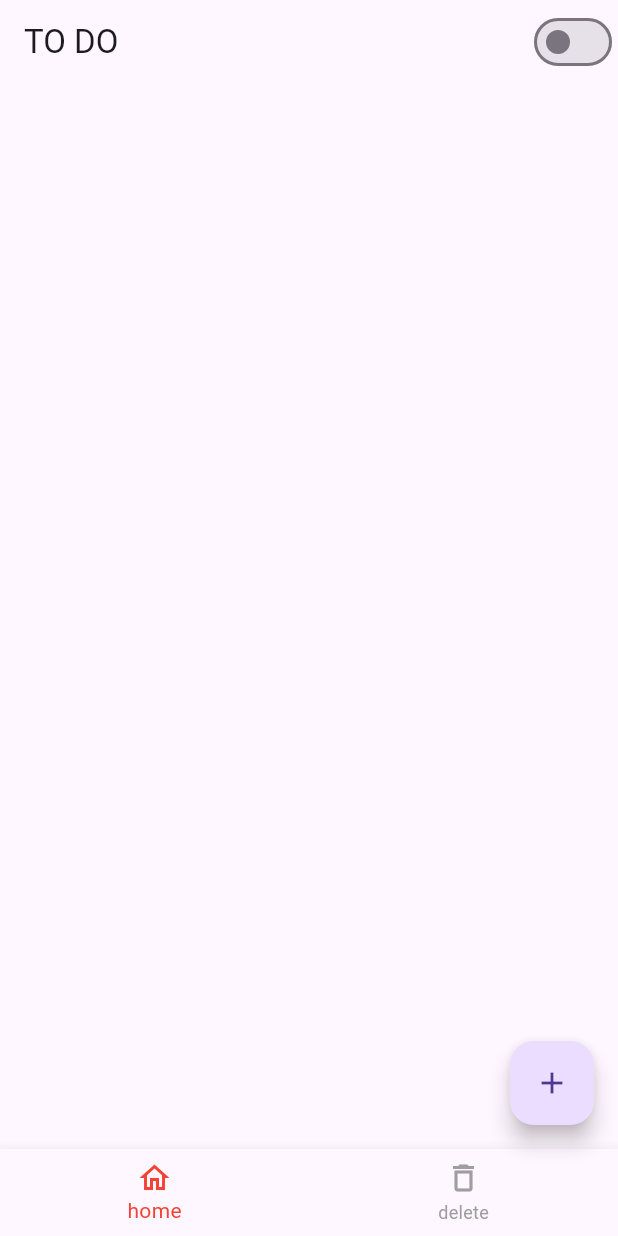
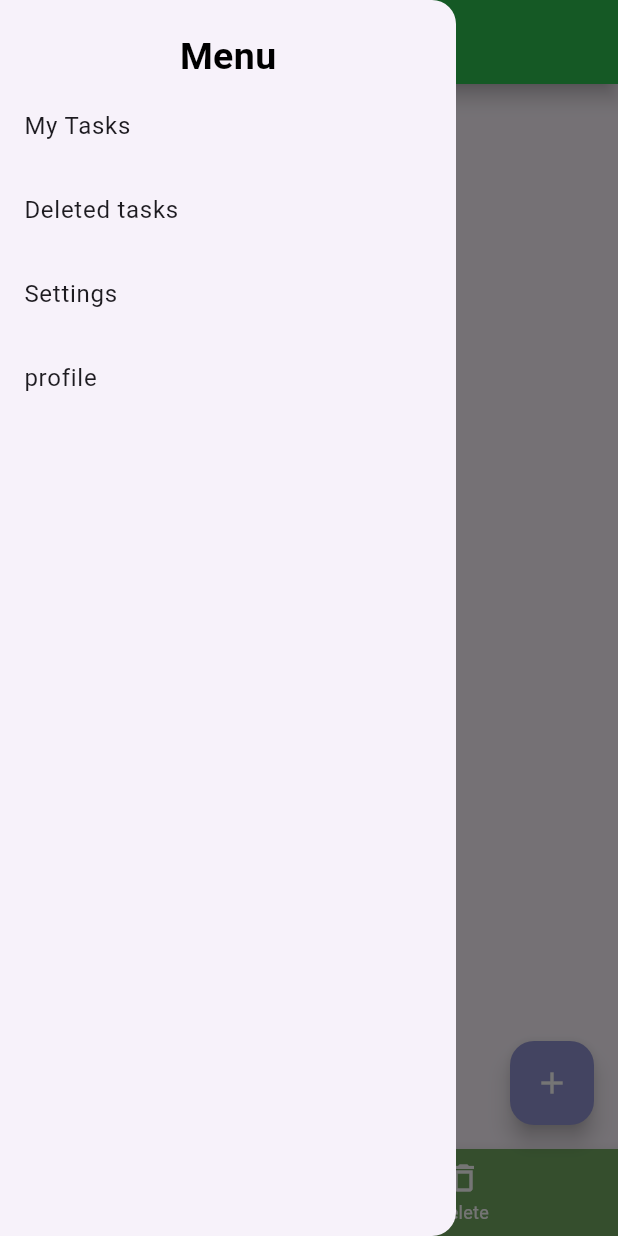
Before and after one commit to muhammed-shadil/Todo_, a Flutter app: the screen it shows after launch, with the side drawer open (before the commit the screen has no drawer), on a phone screen of 412 x 824 dp. Run offline on Flutter 3.47's test engine with Material 3 defaults, Android fonts, the phone set to English and light mode, and no system bars; our stand-ins replace get, hive, hive_flutter; accounts and stored records are empty.

Commit message:
add drawer

```diff
--- a/lib/controller/services.dart
+++ b/lib/controller/services.dart
@@ -4,7 +4,7 @@ import 'package:todo_final/model/todomodel.dart';
 class Services {
   final String _boxName = "todoBox";
 
-  Future<Box<TodoModel>> get _box async =>
+   Future<Box<TodoModel>> get _box async =>
       await Hive.openBox<TodoModel>(_boxName);
 
   Future<void> addTodo(TodoModel item) async {
@@ -39,4 +39,5 @@ class Services {
     var deletedBox = await Hive.openBox<TodoModel>('deletedTodoBox');
     await deletedBox.deleteAt(index);
   }
+
 }
--- a/lib/main.dart
+++ b/lib/main.dart
@@ -1,14 +1,15 @@
 import 'package:flutter/material.dart';
+import 'package:get/get_navigation/src/root/get_material_app.dart';
 import 'package:hive_flutter/adapters.dart';
 import 'package:todo_final/controller/services.dart';
 import 'package:todo_final/model/todomodel.dart';
 import 'package:todo_final/view/homepage.dart';
+import 'package:todo_final/view/widgets/apptheme.dart';
 
 Future<void> main() async {
   await Hive.initFlutter();
   Hive.registerAdapter(TodoModelAdapter());
   await Hive.openBox('settings');
-
   await Hive.openBox<TodoModel>('deletedTodoBox');
   runApp(MyApp());
 }
@@ -24,20 +25,16 @@ class MyApp extends StatelessWidget {
       valueListenable: Hive.box('settings').listenable(),
       builder: (context, box, child) {
         final isDark = box.get('isDark', defaultValue: false);
-        return MaterialApp(
+        return GetMaterialApp(
           debugShowCheckedModeBanner: false,
-          theme: isDark ? ThemeData.dark() : ThemeData.light(),
+          theme: isDark ? AppThemes.appThemeData[AppTheme.darkTheme] : AppThemes.appThemeData[AppTheme.lightTheme],
           home: FutureBuilder(
-            future: _todoService.getAllTodo(),
-            builder: (BuildContext context,
-                AsyncSnapshot<List<TodoModel>> snapshot) {
-              if (snapshot.connectionState == ConnectionState.done) {
-                return const HomePage();
-              } else {
-                return const CircularProgressIndicator();
-              }
-            },
-          ),
+              future: _todoService.getAllTodo(),
+              builder: (BuildContext context,
+                      AsyncSnapshot<List<TodoModel>> snapshot) =>
+                  (snapshot.connectionState == ConnectionState.done)
+                      ? const HomePage()
+                      : const CircularProgressIndicator()),
         );
       },
     );
--- a/lib/model/todomodel.dart
+++ b/lib/model/todomodel.dart
@@ -8,6 +8,8 @@ class TodoModel {
 
   @HiveField(1)
   bool isComplete;
+  @HiveField(2)
+  final String age;
 
-  TodoModel(this.title, {this.isComplete = false});
+  TodoModel(this.title, this.age, {this.isComplete = false});
 }
--- a/lib/view/homepage.dart
+++ b/lib/view/homepage.dart
@@ -2,6 +2,7 @@ import 'package:flutter/material.dart';
 import 'package:hive_flutter/adapters.dart';
 import 'package:todo_final/controller/services.dart';
 import 'package:todo_final/view/widgets/delete.dart';
+import 'package:todo_final/view/widgets/drawer.dart';
 import 'package:todo_final/view/widgets/floating_button.dart';
 import 'package:todo_final/view/widgets/taskpage.dart';
 
@@ -18,6 +19,7 @@ class _HomePageState extends State<HomePage> {
   final Services _todoService = Services();
 
   final TextEditingController _controller = TextEditingController();
+  final TextEditingController _controller2 = TextEditingController();
 
   @override
   Widget build(BuildContext context) {
@@ -30,28 +32,14 @@ class _HomePageState extends State<HomePage> {
     return Scaffold(
       appBar: AppBar(
         title: const Text("TO DO"),
-        actions: [
-          ValueListenableBuilder(
-            valueListenable: Hive.box('settings').listenable(),
-            builder: (context, box, child) {
-              final isDark = box.get('isDark', defaultValue: false);
-              return Switch(
-                value: isDark,
-                onChanged: (val) {
-                  box.put("isDark", val);
-                },
-              );
-            },
-          )
-        ],
+
       ),
+      drawer: DrawerPage(),
       floatingActionButton:
-          FloatingButton(controller: _controller, todoService: _todoService),
+          FloatingButton(controller: _controller, todoService: _todoService,controller2:_controller2 ,),
       body: pages[_currentindex],
       bottomNavigationBar: BottomNavigationBar(
          currentIndex: _currentindex,
-        selectedItemColor: Colors.red,
-        unselectedItemColor: Colors.grey,
         items: const [
           BottomNavigationBarItem(
               icon: Icon(Icons.home_outlined), label: "home"),
--- /dev/null
+++ b/lib/view/widgets/apptheme.dart
@@ -0,0 +1,87 @@
+import 'package:flutter/material.dart';
+
+enum AppTheme {
+  darkTheme,
+  lightTheme,
+}
+
+class AppThemes {
+  static final appThemeData = {
+    AppTheme.darkTheme: ThemeData(
+      primarySwatch: Colors.grey,
+      primaryColor: Colors.black,
+      brightness: Brightness.dark,
+      dividerColor: Colors.black54,
+      floatingActionButtonTheme: const FloatingActionButtonThemeData(
+        backgroundColor: Colors.black,
+        foregroundColor: Colors.white,
+      ),
+      elevatedButtonTheme: ElevatedButtonThemeData(
+        style: ButtonStyle(
+          minimumSize: MaterialStateProperty.all(Size(100, 35)),
+          backgroundColor: MaterialStateProperty.all(Color.fromARGB(255, 56, 56, 56)),
+          foregroundColor: MaterialStateProperty.all(Colors.white),
+        ),
+      ),
+      textTheme: const TextTheme(
+        bodyMedium: TextStyle(color: Colors.white),
+        bodySmall: TextStyle(color: Colors.white),
+        bodyLarge: TextStyle(color: Colors.white),
+      ),
+      bottomNavigationBarTheme: const BottomNavigationBarThemeData(
+        backgroundColor: Color.fromARGB(255, 70, 70, 70),
+        unselectedItemColor: Colors.grey,
+        selectedItemColor: Color.fromARGB(255, 194, 8, 8),
+      ),
+      appBarTheme: const AppBarTheme(
+        iconTheme: IconThemeData(color: Colors.white, size: 30),
+        titleTextStyle: TextStyle(
+            color: Colors.white, fontSize: 25, fontWeight: FontWeight.bold),
+        backgroundColor: Colors.black,
+        elevation: 5,
+        shadowColor: Color.fromARGB(255, 88, 88, 88),
+      ),
+    ),
+
+
+    AppTheme.lightTheme: ThemeData(
+      primarySwatch: Colors.green,
+      primaryColor: Colors.green,
+      brightness: Brightness.light,
+      dividerColor: const Color(0xff757575),
+      floatingActionButtonTheme: const FloatingActionButtonThemeData(
+        backgroundColor: Color(0xFF9395D3),
+        foregroundColor: Colors.white,
+      ),
+      textButtonTheme: TextButtonThemeData(
+        style: ButtonStyle(
+          foregroundColor: MaterialStateProperty.all(Colors.black),
+        ),
+      ),
+      elevatedButtonTheme: ElevatedButtonThemeData(
+        style: ButtonStyle(
+          minimumSize: MaterialStateProperty.all(Size(100, 35)),
+          backgroundColor: MaterialStateProperty.all(Color(0xFF9395D3)),
+          foregroundColor: MaterialStateProperty.all(Colors.white),
+        ),
+      ),
+      textTheme: const TextTheme(
+        bodyMedium: TextStyle(color: Colors.black),
+        bodySmall: TextStyle(color: Colors.black),
+        bodyLarge: TextStyle(color: Colors.black),
+      ),
+      bottomNavigationBarTheme: const BottomNavigationBarThemeData(
+          backgroundColor: Color.fromARGB(255, 116, 171, 99),
+        unselectedItemColor: Colors.white,
+        selectedItemColor: Color.fromARGB(255, 194, 8, 8),),
+      appBarTheme: const AppBarTheme(
+        iconTheme: IconThemeData(color: Colors.white, size: 30),
+        titleTextStyle: TextStyle(
+            color: Colors.white, fontSize: 25, fontWeight: FontWeight.bold),
+        backgroundColor: Color.fromARGB(255, 40, 208, 71),
+        elevation: 5,
+        shadowColor: Colors.black,
+      ),
+    ),
+  };
+}
--- a/lib/view/widgets/delete.dart
+++ b/lib/view/widgets/delete.dart
@@ -23,6 +23,7 @@ class delete extends StatelessWidget {
             var todo = box.getAt(index);
             return ListTile(
               title: Text(todo!.title),
+                subtitle: Text(todo.age),
               leading: IconButton(
                 icon: const Icon(Icons.restore),
                 onPressed: () {
--- /dev/null
+++ b/lib/view/widgets/drawer.dart
@@ -0,0 +1,65 @@
+import 'package:flutter/material.dart';
+import 'package:get/instance_manager.dart';
+import 'package:get/route_manager.dart';
+import 'package:todo_final/controller/services.dart';
+import 'package:todo_final/view/homepage.dart';
+import 'package:todo_final/view/widgets/delete.dart';
+import 'package:todo_final/view/widgets/profile.dart';
+import 'package:todo_final/view/widgets/settings.dart';
+import 'package:todo_final/view/widgets/taskpage.dart';
+
+class DrawerPage extends StatelessWidget {
+  DrawerPage({super.key});
+
+  final Services _todoService = Services();
+  @override
+  Widget build(BuildContext context) {
+    return SafeArea(
+      child: Drawer(
+        child: Column(
+          children: [
+            const SizedBox(
+              height: 20,
+            ),
+            const Text(
+              "Menu",
+              style: TextStyle(fontWeight: FontWeight.bold, fontSize: 25),
+            ),
+            GestureDetector(
+              onTap: () {
+                Get.offAll(() =>const HomePage());
+              },
+              child: const ListTile(
+                title: Text("My Tasks"),
+              ),
+            ),
+            GestureDetector(
+              onTap: () {
+                Get.to(()=>delete(todoService: _todoService));
+              },
+              child: const ListTile(
+                title: Text("Deleted tasks"),
+              ),
+            ),
+            GestureDetector(
+              onTap: () {
+                Get.to(() => settingSpage(),transition: Transition.fadeIn);
+              },
+              child:const ListTile(
+                title: Text("Settings"),
+              ),
+            ),
+            GestureDetector(onTap: () {
+                Get.to(() =>const profile(),transition: Transition.zoom);
+
+            },
+              child:const ListTile(
+                title: Text("profile"),
+              ),
+            ),
+          ],
+        ),
+      ),
+    );
+  }
+}
--- a/lib/view/widgets/floating_button.dart
+++ b/lib/view/widgets/floating_button.dart
@@ -1,16 +1,20 @@
 import 'package:flutter/material.dart';
 import 'package:todo_final/controller/services.dart';
 import 'package:todo_final/model/todomodel.dart';
+import 'package:todo_final/view/widgets/custom_button.dart';
 
 class FloatingButton extends StatelessWidget {
-  const FloatingButton({
-    super.key,
-    required TextEditingController controller,
-    required Services todoService,
-  })  : _controller = controller,
-        _todoService = todoService;
+  const FloatingButton(
+      {super.key,
+      required TextEditingController controller,
+      required Services todoService,
+      required TextEditingController controller2})
+      : _controller = controller,
+        _todoService = todoService,
+        _controller2 = controller2;
 
   final TextEditingController _controller;
+  final TextEditingController _controller2;
   final Services _todoService;
 
   @override
@@ -22,29 +26,33 @@ class FloatingButton extends StatelessWidget {
           context: context,
           builder: (context) {
             return AlertDialog(
+              contentPadding: EdgeInsets.all(20),
               title: const Text("add todo"),
-              content: TextFormField(
-                autofocus: true,
-                controller: _controller,
+              content: Column(
+                children: [
+                  TextFormField(
+                    autofocus: true,
+                    controller: _controller,
+                  ),
+                  TextFormField(
+                    controller: _controller2,
+                  ),
+                ],
               ),
               actions: [
-                ElevatedButton(
-                  onPressed: () {
-                    Navigator.pop(context);
-                  },
-                  child: const Text("cancel "),
-                ),
-                ElevatedButton(
-                  onPressed: () {
-                    if (_controller.text.isNotEmpty) {
-                      var todo = TodoModel(_controller.text);
+                CustomButton(onpressed: () { Navigator.pop(context);  }, text: 'cancel',),
+                CustomButton(onpressed: (){ if (_controller.text.isNotEmpty&&_controller2.text.isNotEmpty) {
+                      var todo = TodoModel(_controller.text, _controller2.text);
                       _todoService.addTodo(todo);
                       _controller.clear();
                       Navigator.pop(context);
-                    }
-                  },
-                  child: const Text("add "),
-                ),
+                    }}, text: 'Add')
+
+
+
+
+
+
               ],
             );
           },
--- /dev/null
+++ b/lib/view/widgets/profile.dart
@@ -0,0 +1,17 @@
+import 'package:flutter/material.dart';
+
+class profile extends StatelessWidget {
+  const profile({super.key});
+
+  @override
+  Widget build(BuildContext context) {
+    return Scaffold(
+      appBar: AppBar(
+        title: Text("profile"),
+      ),
+      body: Container(
+        child: Center(child: Text("this the profile page")),
+      ),
+    );
+  }
+}
--- a/pubspec.yaml
+++ b/pubspec.yaml
@@ -37,6 +37,7 @@ dependencies:
   cupertino_icons: ^1.0.2
   hive: ^2.2.3
   hive_flutter: ^1.1.0
+  get: ^4.6.6
 
 dev_dependencies:
   flutter_test:
```
Also changed, not shown: lib/view/widgets/custom_button.dart (added, +24 -0 lines), lib/view/widgets/editpage.dart (added, +68 -0 lines), lib/view/widgets/settings.dart (added, +42 -0 lines), lib/view/widgets/taskpage.dart (+38 -6 lines), lib/model/todomodel.g.dart, pubspec.lock.
